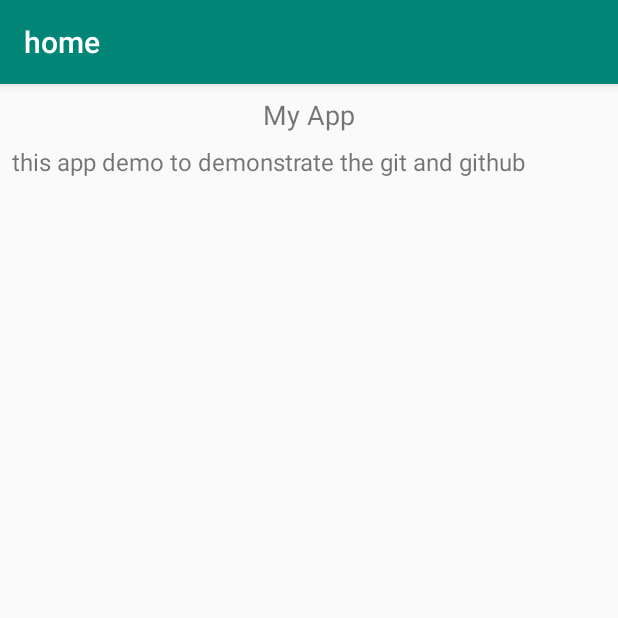
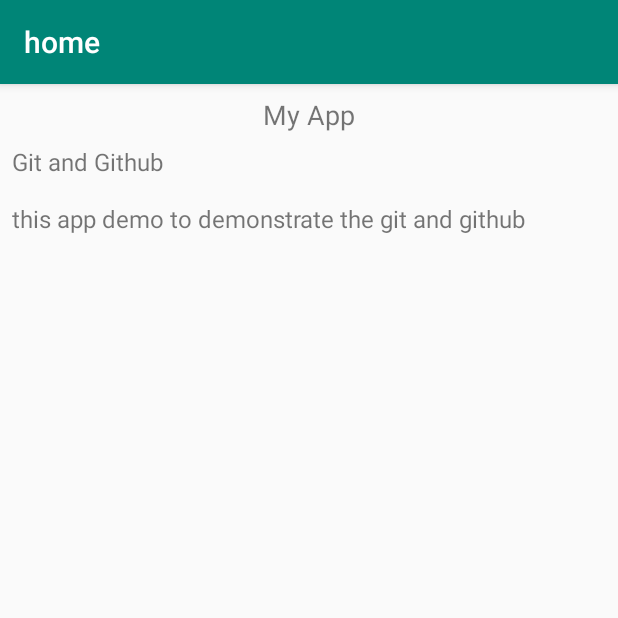
Before and after one commit to bobykumar7210/Git-and-Github, an Android app: the screen it shows after launch (MainActivity), on a phone screen of 412 x 824 dp, the top half of it. Run offline under Robolectric (Android 15) with nearby library versions, the phone set to English and light mode, and no system bars.

Commit message:
Adding more TextView

```diff
--- a/app/src/main/res/layout/activity_main.xml
+++ b/app/src/main/res/layout/activity_main.xml
@@ -20,6 +20,14 @@
             android:layout_height="wrap_content"
             android:layout_margin="8dp"
             android:textSize="16dp"
+            android:text="Git and Github"
+
+            />
+        <TextView
+            android:layout_width="match_parent"
+            android:layout_height="wrap_content"
+            android:layout_margin="8dp"
+            android:textSize="16dp"
             android:text="this app demo to demonstrate the git and github"
 
             />
```
